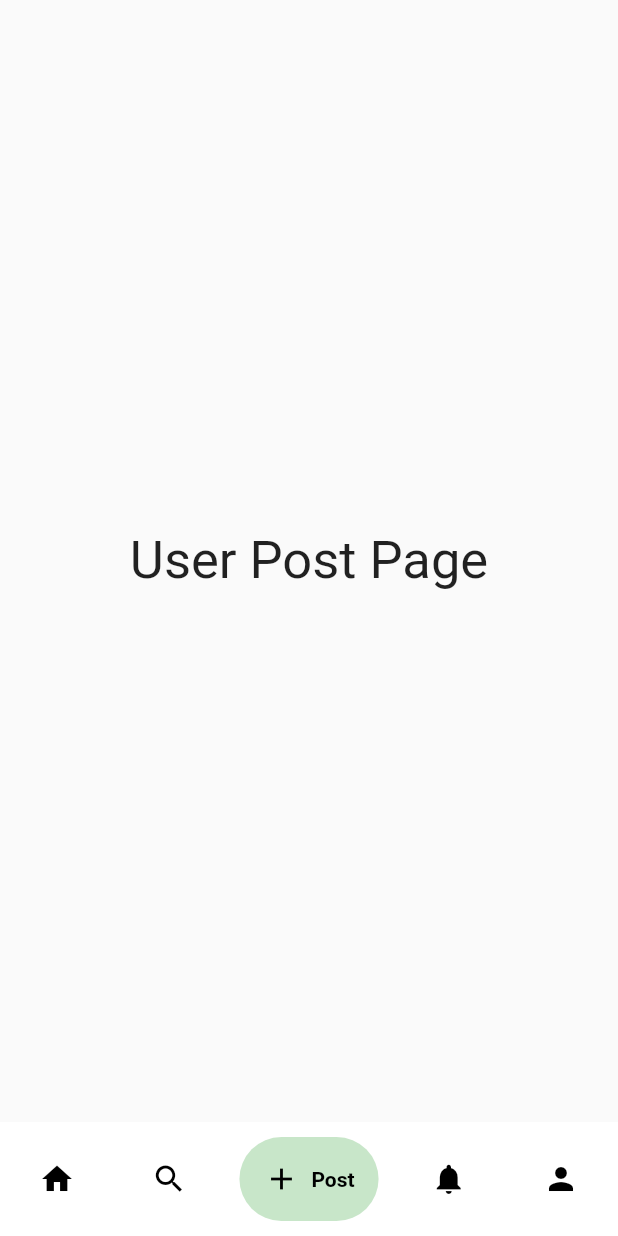
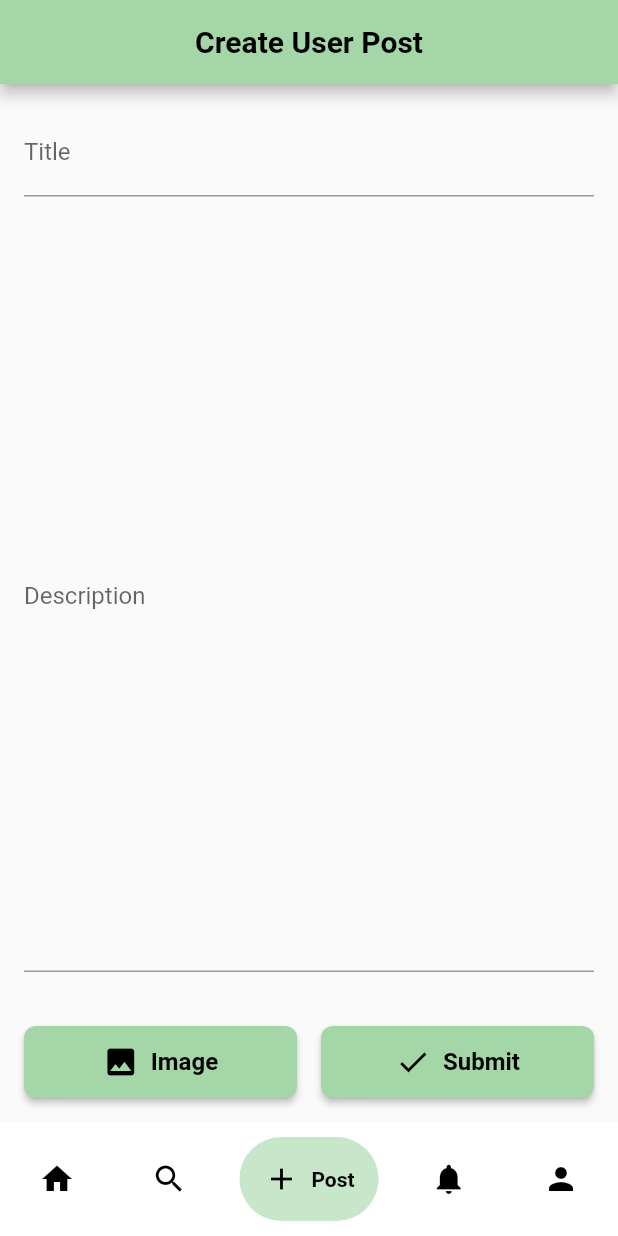
Before and after one commit to Smit2553/dialogue-social, a Flutter app: the screen it shows after launch, item 3 of the bottom bar chosen, on a phone screen of 412 x 824 dp. Run offline on Flutter 3.47's test engine with Material 2 defaults, Android fonts, the phone set to English and light mode, and no system bars; drawn by our look-alikes of google_nav_bar; our stand-ins replace image_picker; network calls fail.

Commit message:
Create Post page styling

```diff
--- /dev/null
+++ b/lib/components/create_user_post.dart
@@ -0,0 +1,148 @@
+import 'dart:io';
+import 'package:flutter/material.dart';
+import 'package:image_picker/image_picker.dart';
+
+class CreateUserPost extends StatefulWidget {
+  @override
+  _CreateUserPostState createState() => _CreateUserPostState();
+}
+
+class _CreateUserPostState extends State<CreateUserPost> {
+  TextEditingController _titleController = TextEditingController();
+  TextEditingController _descriptionController = TextEditingController();
+  File? _image;
+
+  Future<void> _pickImage() async {
+    final imagePicker = ImagePicker();
+    final pickedImage =
+        await imagePicker.pickImage(source: ImageSource.gallery);
+
+    setState(() {
+      if (pickedImage != null) {
+        _image = File(pickedImage.path);
+      } else {
+        print('No image selected.');
+      }
+    });
+  }
+
+  void _submitPost() {
+    final title = _titleController.text;
+    final description = _descriptionController.text;
+    print('Title: $title');
+    print('Description: $description');
+    print('Image Path: ${_image?.path}');
+
+    // Reset the text fields and image selection
+    _titleController.clear();
+    _descriptionController.clear();
+    setState(() {
+      _image = null;
+    });
+  }
+
+  @override
+  Widget build(BuildContext context) {
+    return Scaffold(
+      appBar: AppBar(
+        title: Center(
+          child: const Text(
+            'Create User Post',
+            style: TextStyle(
+              color: Colors.black,
+              fontSize: 20.0,
+              fontWeight: FontWeight.bold,
+            ),
+          ),
+        ),
+        backgroundColor: Colors.green.shade200,
+      ),
+      body: Padding(
+        padding: const EdgeInsets.all(16.0),
+        child: Column(
+          crossAxisAlignment: CrossAxisAlignment.stretch,
+          children: [
+            TextField(
+              controller: _titleController,
+              decoration: InputDecoration(
+                labelText: 'Title',
+              ),
+            ),
+            SizedBox(height: 16.0),
+            Expanded(
+              child: TextField(
+                controller: _descriptionController,
+                maxLines: null, // Allow unlimited lines for the description
+                expands: true,
+                decoration: InputDecoration(
+                  labelText: 'Description',
+                ),
+              ),
+            ),
+            SizedBox(height: 16.0),
+            Container(
+              padding: const EdgeInsets.all(10.0),
+              child: _image != null
+                  ? Image.file(
+                      _image!,
+                      height: 200.0,
+                    )
+                  : Container(), // Placeholder widget if _image is null
+            ),
+            Row(
+              children: [
+                Expanded(
+                  child: ElevatedButton.icon(
+                    onPressed: _pickImage,
+                    style: ElevatedButton.styleFrom(
+                      backgroundColor: Colors.green.shade200,
+                      foregroundColor: Colors.black,
+                      elevation: 2.0,
+                      shape: RoundedRectangleBorder(
+                        borderRadius: BorderRadius.circular(8.0),
+                      ),
+                      padding: const EdgeInsets.all(12),
+                    ),
+                    icon: Icon(Icons.photo),
+                    label: const Text(
+                      'Image',
+                      style: TextStyle(
+                        fontSize: 16.0,
+                        fontWeight: FontWeight.bold,
+                        color: Colors.black,
+                      ),
+                    ),
+                  ),
+                ),
+                SizedBox(width: 16.0),
+                Expanded(
+                  child: ElevatedButton.icon(
+                    onPressed: _submitPost,
+                    style: ElevatedButton.styleFrom(
+                      backgroundColor: Colors.green.shade200,
+                      foregroundColor: Colors.black,
+                      elevation: 2.0,
+                      shape: RoundedRectangleBorder(
+                        borderRadius: BorderRadius.circular(8.0),
+                      ),
+                      padding: const EdgeInsets.all(12),
+                    ),
+                    icon: Icon(Icons.check),
+                    label: const Text(
+                      'Submit',
+                      style: TextStyle(
+                        fontSize: 16.0,
+                        fontWeight: FontWeight.bold,
+                        color: Colors.black,
+                      ),
+                    ),
+                  ),
+                ),
+              ],
+            ),
+          ],
+        ),
+      ),
+    );
+  }
+}
--- a/lib/pages/home.dart
+++ b/lib/pages/home.dart
@@ -16,12 +16,12 @@ class UserHome extends StatelessWidget {
       SocialMediaPost(
           username: 'John Doe',
           title: 'This is a title',
-          description: 'This is a body',
-          imageUrl: 'https://picsum.photos/300/200'),
+          description:
+              'Lorem ipsum dolor sit amet, consectetur adipiscing elit, sed do eiusmod tempor incididunt ut labore et dolore magna aliqua. Ut enim ad minim veniam, quis nostrud exercitation ullamco laboris nisi ut aliquip ex ea commodo consequat. Duis aute irure dolor in reprehenderit in voluptate velit esse cillum dolore eu fugiat nulla pariatur. Excepteur sint occaecat cupidatat non proident, sunt in culpa qui officia deserunt mollit anim id est laborum.',
+          imageUrl: 'https://picsum.photos/1920/1080'),
       SocialMediaPost(
         username: 'John Doe',
         title: 'This is a title',
-        description: 'This is a body',
       )
     ]));
   }
--- a/lib/pages/post.dart
+++ b/lib/pages/post.dart
@@ -1,12 +1,13 @@
 import 'package:flutter/material.dart';
+import 'package:dialogue_social/components/create_user_post.dart';
 
 class UserPost extends StatelessWidget {
-  const UserPost({ Key? key }) : super(key: key);
+  const UserPost({Key? key}) : super(key: key);
 
   @override
   Widget build(BuildContext context) {
-    return const Scaffold(
-      body: Center(child: Text('User Post Page', style: TextStyle(fontSize: 35))),
+    return Scaffold(
+      body: CreateUserPost(),
     );
   }
 }
--- a/pubspec.yaml
+++ b/pubspec.yaml
@@ -36,6 +36,7 @@ dependencies:
   # The following adds the Cupertino Icons font to your application.
   # Use with the CupertinoIcons class for iOS style icons.
   cupertino_icons: ^1.0.2
+  image_picker: ^0.8.8
 
 dev_dependencies:
   flutter_test:
```
Also changed, not shown: lib/components/post.dart (+17 -18 lines), pubspec.lock.
